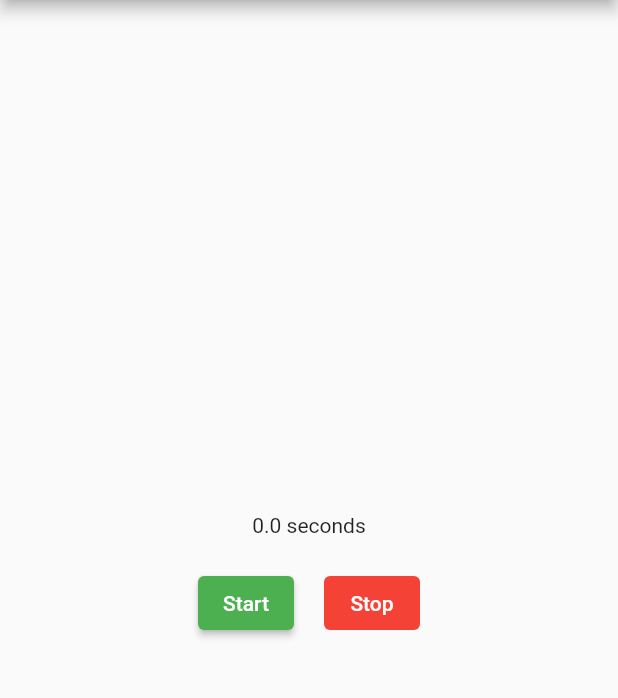
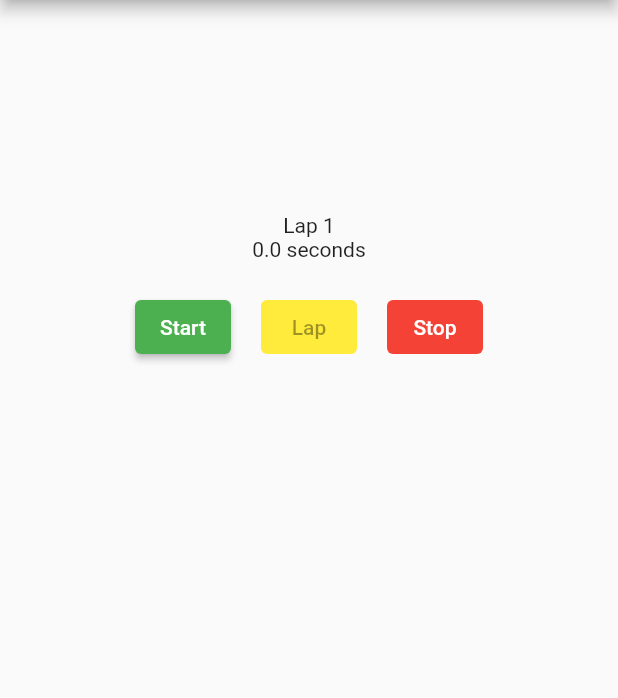
Before and after one commit to ryanrellis/stopwatch, a Flutter app: the screen it shows after launch, on a phone screen of 412 x 824 dp, the part 84-782 px from its top. Run offline on Flutter 3.47's test engine with Material 2 defaults, Android fonts, the phone set to English and light mode, and no system bars.

Commit message:
Added 'Lap' functionality

```diff
--- a/lib/stopwatch.dart
+++ b/lib/stopwatch.dart
@@ -13,6 +13,7 @@ class _StopWatchState extends State<StopWatch> {
   bool isTicking = false;
   int milliseconds = 0;
   Timer? timer;
+  final laps = <int>[];
 
   void _onTick(Timer time) {
     setState(() {
@@ -25,18 +26,18 @@ class _StopWatchState extends State<StopWatch> {
     return '$seconds seconds';
   }
 
-  @override
-  void dispose() {
-    super.dispose();
-    timer!.cancel();
+  void _lap() {
+    setState(() {
+      laps.add(milliseconds);
+      milliseconds = 0;
+    });
   }
 
-  @override
-  Widget build(BuildContext context) {
   void _startTimer() {
     timer = Timer.periodic(Duration(milliseconds: 100), _onTick);
     setState(() {
       isTicking = true;
+      laps.clear();
     });
   }
 
@@ -47,24 +48,43 @@ class _StopWatchState extends State<StopWatch> {
     });
   }
 
+  @override
+  Widget build(BuildContext context) {
     return Scaffold(
       appBar: AppBar(
         title: Text("Stopwatch"),
       ),
       body: Column(
+        children: [
+          Expanded(child: _buildCounter(context)),
+          Expanded(child: _buildLapDisplay()),
+        ],
+      ),
+    );
+  }
+
+  Widget _buildCounter(BuildContext context) {
+    return Container(
+      child: Column(
         mainAxisAlignment: MainAxisAlignment.center,
         children: [
+          Text('Lap ${laps.length + 1}'),
           Text(_secondsText(milliseconds)),
           SizedBox(height: 20),
-          Row(
+          _buildControls(),
+        ],
+      ),
+    );
+  }
+
+  Widget _buildControls() {
+    return Row(
       mainAxisAlignment: MainAxisAlignment.center,
       children: [
         ElevatedButton(
           style: ButtonStyle(
-                  backgroundColor:
-                      MaterialStateProperty.all<Color>(Colors.green),
-                  foregroundColor:
-                      MaterialStateProperty.all<Color>(Colors.white),
+            backgroundColor: MaterialStateProperty.all<Color>(Colors.green),
+            foregroundColor: MaterialStateProperty.all<Color>(Colors.white),
           ),
           onPressed: isTicking ? null : _startTimer,
           child: Text("Start"),
@@ -72,19 +92,41 @@ class _StopWatchState extends State<StopWatch> {
         SizedBox(
           width: 20.0,
         ),
+        ElevatedButton(
+          onPressed: isTicking ? _lap : null,
+          style: ButtonStyle(
+            backgroundColor: MaterialStateProperty.all<Color>(Colors.yellow),
+          ),
+          child: Text("Lap"),
+        ),
+        SizedBox(
+          width: 20.0,
+        ),
         TextButton(
           style: ButtonStyle(
-                    backgroundColor:
-                        MaterialStateProperty.all<Color>(Colors.red),
-                    foregroundColor:
-                        MaterialStateProperty.all<Color>(Colors.white)),
+              backgroundColor: MaterialStateProperty.all<Color>(Colors.red),
+              foregroundColor: MaterialStateProperty.all<Color>(Colors.white)),
           onPressed: isTicking ? _stopTimer : null,
           child: Text("Stop"),
         )
       ],
+    );
+  }
+
+  Widget _buildLapDisplay() {
+    return ListView(
+      children: [
+        for (int milliseconds in laps)
+          ListTile(
+            title: Text(_secondsText(milliseconds)),
           ),
       ],
-      ),
     );
   }
+
+  @override
+  void dispose() {
+    super.dispose();
+    timer!.cancel();
   }
+}
```
Lines whose indentation alone changed are shown as unchanged.
